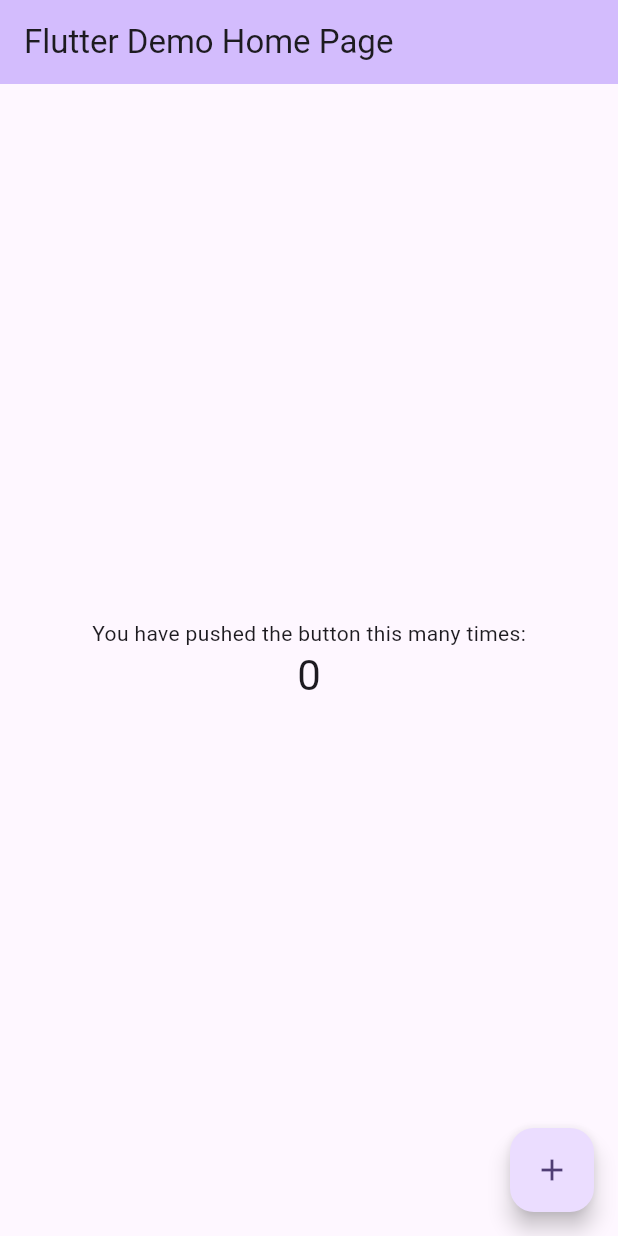
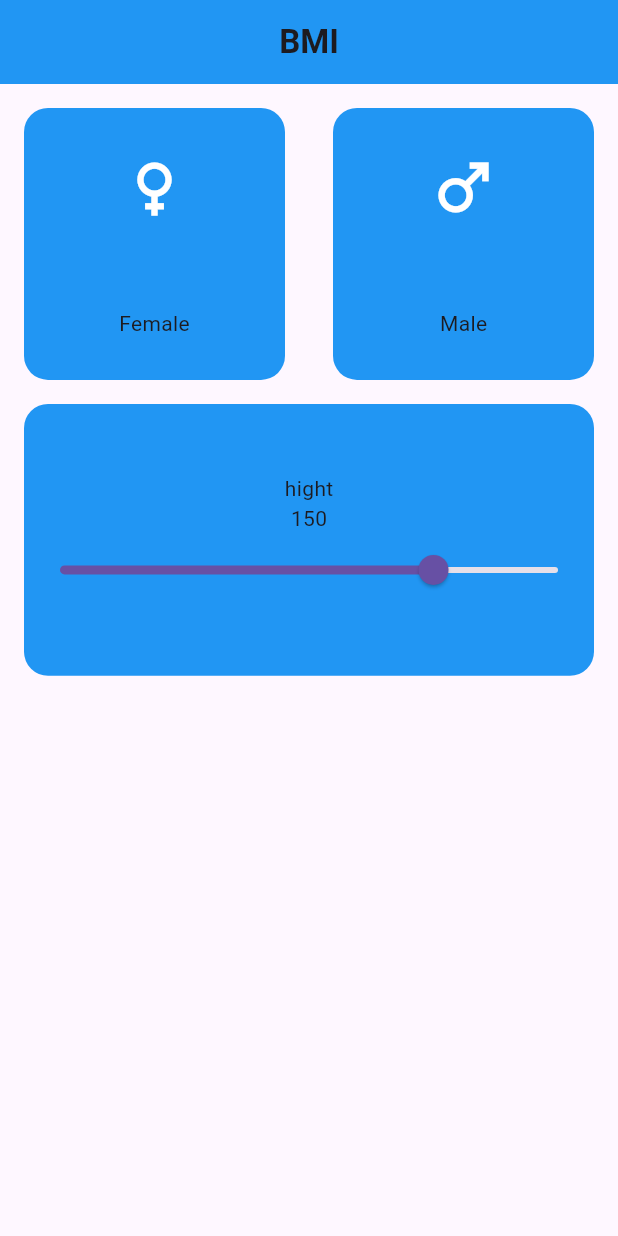
Before and after one commit to AdhamAyad/BMI_App, a Flutter app: the screen it shows after launch, on a phone screen of 412 x 824 dp. Run offline on Flutter 3.47's test engine with Material 3 defaults, Android fonts, the phone set to English and light mode, and no system bars.

```diff
--- a/lib/main.dart
+++ b/lib/main.dart
@@ -1,125 +1,109 @@
 import 'package:flutter/material.dart';
 
 void main() {
-  runApp(const MyApp());
+  runApp(const BMIApp());
 }
 
-class MyApp extends StatelessWidget {
-  const MyApp({super.key});
+class BMIApp extends StatelessWidget {
+  const BMIApp({super.key});
 
   // This widget is the root of your application.
   @override
   Widget build(BuildContext context) {
-    return MaterialApp(
+    return const MaterialApp(
+      debugShowCheckedModeBanner: false, //? to remove debug banner
       title: 'Flutter Demo',
-      theme: ThemeData(
-        // This is the theme of your application.
-        //
-        // TRY THIS: Try running your application with "flutter run". You'll see
-        // the application has a purple toolbar. Then, without quitting the app,
-        // try changing the seedColor in the colorScheme below to Colors.green
-        // and then invoke "hot reload" (save your changes or press the "hot
-        // reload" button in a Flutter-supported IDE, or press "r" if you used
-        // the command line to start the app).
-        //
-        // Notice that the counter didn't reset back to zero; the application
-        // state is not lost during the reload. To reset the state, use hot
-        // restart instead.
-        //
-        // This works for code too, not just values: Most code changes can be
-        // tested with just a hot reload.
-        colorScheme: ColorScheme.fromSeed(seedColor: Colors.deepPurple),
-        useMaterial3: true,
-      ),
-      home: const MyHomePage(title: 'Flutter Demo Home Page'),
+
+      home: HomePAge(),
     );
   }
 }
 
-class MyHomePage extends StatefulWidget {
-  const MyHomePage({super.key, required this.title});
-
-  // This widget is the home page of your application. It is stateful, meaning
-  // that it has a State object (defined below) that contains fields that affect
-  // how it looks.
-
-  // This class is the configuration for the state. It holds the values (in this
-  // case the title) provided by the parent (in this case the App widget) and
-  // used by the build method of the State. Fields in a Widget subclass are
-  // always marked "final".
-
-  final String title;
-
-  @override
-  State<MyHomePage> createState() => _MyHomePageState();
-}
-
-class _MyHomePageState extends State<MyHomePage> {
-  int _counter = 0;
-
-  void _incrementCounter() {
-    setState(() {
-      // This call to setState tells the Flutter framework that something has
-      // changed in this State, which causes it to rerun the build method below
-      // so that the display can reflect the updated values. If we changed
-      // _counter without calling setState(), then the build method would not be
-      // called again, and so nothing would appear to happen.
-      _counter++;
-    });
-  }
+class HomePAge extends StatelessWidget {
+  const HomePAge({super.key});
 
   @override
   Widget build(BuildContext context) {
-    // This method is rerun every time setState is called, for instance as done
-    // by the _incrementCounter method above.
-    //
-    // The Flutter framework has been optimized to make rerunning build methods
-    // fast, so that you can just rebuild anything that needs updating rather
-    // than having to individually change instances of widgets.
-    return Scaffold(
+    return  Scaffold(
+
       appBar: AppBar(
-        // TRY THIS: Try changing the color here to a specific color (to
-        // Colors.amber, perhaps?) and trigger a hot reload to see the AppBar
-        // change color while the other colors stay the same.
-        backgroundColor: Theme.of(context).colorScheme.inversePrimary,
-        // Here we take the value from the MyHomePage object that was created by
-        // the App.build method, and use it to set our appbar title.
-        title: Text(widget.title),
+        backgroundColor: Colors.blue,
+        title: const Text('BMI',
+        style: TextStyle(
+          fontWeight: FontWeight.bold,
+        ),),
+        centerTitle: true,
       ),
-      body: Center(
-        // Center is a layout widget. It takes a single child and positions it
-        // in the middle of the parent.
-        child: Column(
-          // Column is also a layout widget. It takes a list of children and
-          // arranges them vertically. By default, it sizes itself to fit its
-          // children horizontally, and tries to be as tall as its parent.
-          //
-          // Column has various properties to control how it sizes itself and
-          // how it positions its children. Here we use mainAxisAlignment to
-          // center the children vertically; the main axis here is the vertical
-          // axis because Columns are vertical (the cross axis would be
-          // horizontal).
-          //
-          // TRY THIS: Invoke "debug painting" (choose the "Toggle Debug Paint"
-          // action in the IDE, or press "p" in the console), to see the
-          // wireframe for each widget.
-          mainAxisAlignment: MainAxisAlignment.center,
-          children: <Widget>[
-            const Text(
-              'You have pushed the button this many times:',
+
+      body: Column(
+        children: [
+          Row(children: [
+            Expanded(
+              child: Container(
+                margin: const EdgeInsets.all(16),
+              height: MediaQuery.of(context).size.height * .22,
+              decoration: BoxDecoration(
+                borderRadius: BorderRadius.circular(16),
+                color: Colors.blue
+              ),
+              child: const Column(
+                mainAxisAlignment: MainAxisAlignment.spaceAround,
+                children: [
+                Icon(Icons.female_outlined, size: 50,color: Colors.white,),
+                Text('Female')
+              ],),
+                        ),
             ),
-            Text(
-              '$_counter',
-              style: Theme.of(context).textTheme.headlineMedium,
+
+
+
+          Expanded(
+            child:  Container(
+              margin: const EdgeInsets.all(16),
+              height: MediaQuery.of(context).size.height * .22, //? make it responsive
+              decoration: BoxDecoration(
+                borderRadius: BorderRadius.circular(16),
+                color: Colors.blue
+              ),
+              child: const Column(
+                mainAxisAlignment: MainAxisAlignment.spaceAround,
+                children: [
+                Icon(Icons.male_outlined, size: 50,color: Colors.white,),
+                Text('Male')
+
+              ],),
             ),
-          ],
-        ),
+          )
+          ],),
+
+          Container(
+            height: MediaQuery.of(context).size.height *.22,
+            margin: const EdgeInsets.symmetric(horizontal: 16),
+            decoration: BoxDecoration(
+              color: Colors.blue,
+              borderRadius: BorderRadius.circular(16)
+            ),
+            child: Column(
+              mainAxisAlignment: MainAxisAlignment.center,
+              children: [
+
+                const Text('hight'),
+
+                const Text('150'),
+
+                Slider(
+                  value: 150, //? initial value
+                  min: 0,
+                  max: 200,
+                 onChanged: (value){
+
+                 })
+              ],
+            ),
+
+          )
+        ],
       ),
-      floatingActionButton: FloatingActionButton(
-        onPressed: _incrementCounter,
-        tooltip: 'Increment',
-        child: const Icon(Icons.add),
-      ), // This trailing comma makes auto-formatting nicer for build methods.
     );
   }
 }
```
Also changed, not shown: 1 other file.
